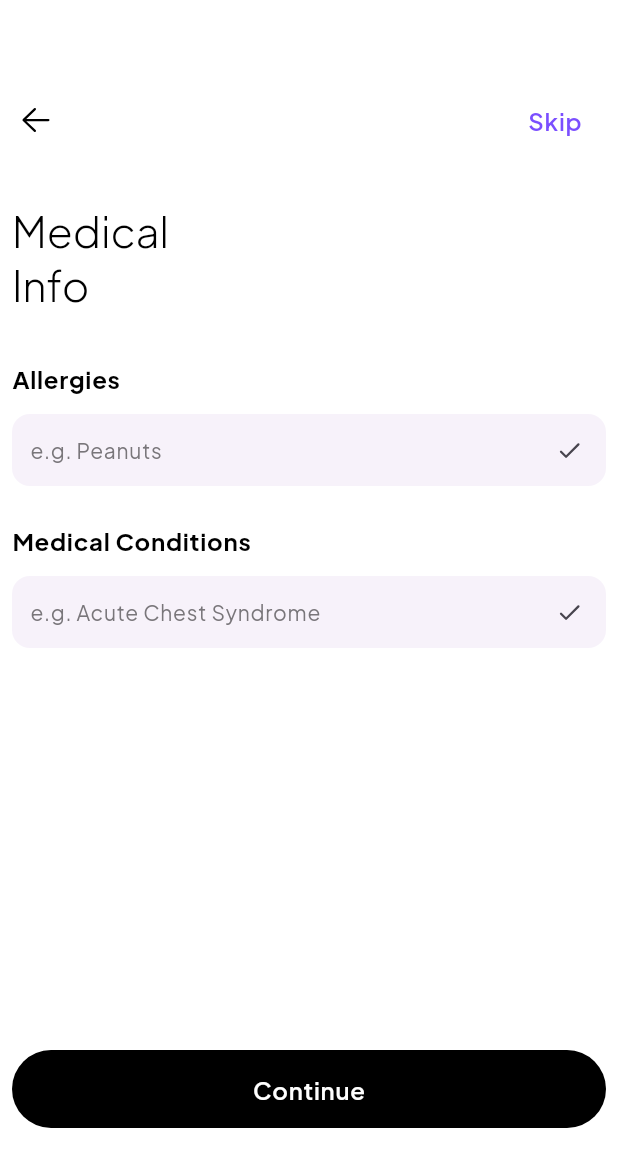
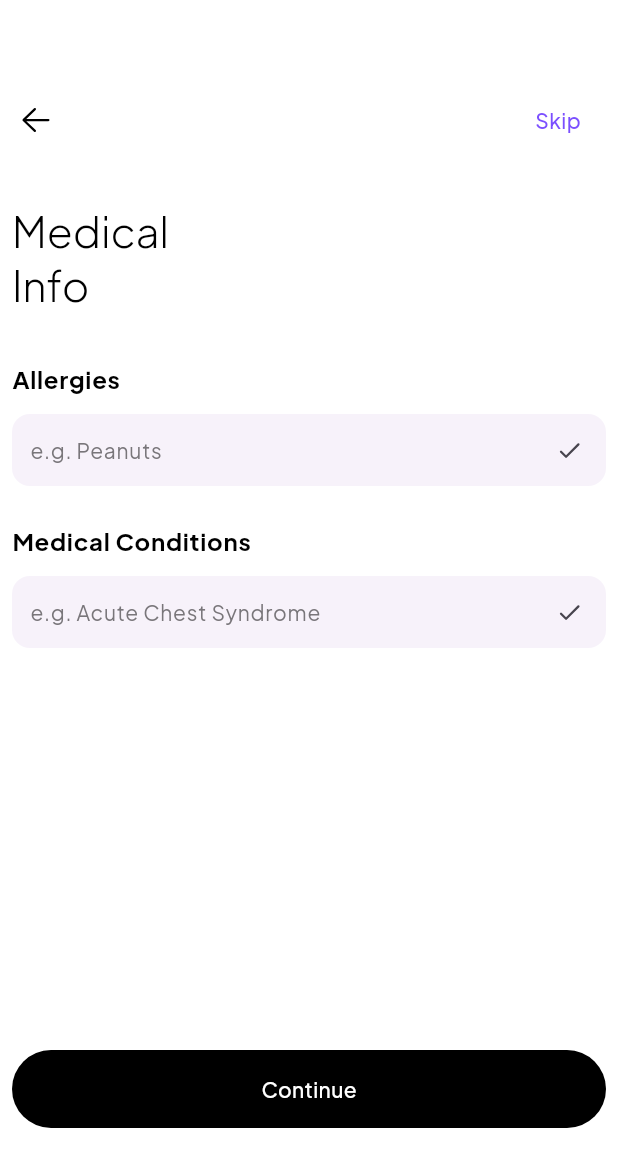
Before and after one commit to circle-app-project/circle, a Flutter app: the ProfileMedicalInfoScreen screen opened directly, on a phone screen of 412 x 824 dp. Shown: the top 1167 px of the screen. Run offline on Flutter 3.47's test engine with Material 3 defaults, Android fonts, the phone set to English and light mode, and no system bars; our stand-ins replace cloud_firestore, equatable, firebase_auth, firebase_core, firebase_crashlytics, fl_chart and 13 more; missing offline and left inert: mesh_gradient; accounts and stored records are empty; generated files the repository leaves out were written again; network calls fail.

Commit message:
ui: simplified and update chip ui
- Removed `chipType` parameter from `AppChip` and refactored its styling.
- Refactored `AppBottomSheet` to use `Gap` and added a `bottomPadding` parameter.
- Removed chip type and adjusted styles to align with new designs.
- Adjusted paddings in `AppButton`
- Adjusted `backgroundColor` in `AppButton` to use surface container low in dark mode

```diff
--- a/lib/components/app_button.dart
+++ b/lib/components/app_button.dart
@@ -87,7 +87,7 @@
           ),
           fixedSize: isChipButton! ? const Size.fromHeight(42) : null,
           backgroundColor:
-          backgroundColor ?? (isDarkMode? theme.colorScheme.surfaceContainerHigh : theme.colorScheme.primaryContainer),
+          backgroundColor ?? (isDarkMode? theme.colorScheme.surfaceContainerLow : theme.colorScheme.primaryContainer),
           foregroundColor: labelColor,
         );
         break;
@@ -133,32 +133,37 @@
           mainAxisSize: MainAxisSize.min,
           children: [
             if (iconPath != null || icon != null)
+              ...[
               AppIcon(
                 size: 24,
                 icon: icon,
                 iconPath: iconPath,
                 color: labelColor,
               ),
-            // Gap for the leading icon if visible
-            if (iconPath != null || icon != null)
-              Gap(kPadding8),
+              const Gap(kPadding8),
+            ]
+,
+
             Text(
               label,
-              style: Theme.of(context).textTheme.bodyLarge!.copyWith(
+              style: Theme.of(context).textTheme.bodyMedium!.copyWith(
                 color: labelColor,
-                fontWeight: FontWeight.w600,
+                fontWeight: FontWeight.w500,
               ),
             ),
 
             // Gap for the trailing icon if visible
             if (trailingIconPath != null || trailingIcon != null)
-              Gap(kPadding8),
-            if (trailingIconPath != null || trailingIcon != null)
+              ...[
+              const Gap(kPadding8),
               AppIcon(
                 icon: trailingIcon,
                 iconPath: trailingIconPath,
                 color: labelColor,
               ),
+            ]
+
+
           ],
         ),
       ),
--- a/lib/core/utils/enums.dart
+++ b/lib/core/utils/enums.dart
@@ -1,7 +1,5 @@
 import 'package:fluentui_system_icons/fluentui_system_icons.dart';
 import 'package:flutter/cupertino.dart';
-
-import '../../gen/assets.gen.dart';
 
 enum AppState { initial, submitting, success, error }
 
--- a/lib/features/emergency/screens/add_emergency_contact_screen.dart
+++ b/lib/features/emergency/screens/add_emergency_contact_screen.dart
@@ -113,11 +113,10 @@
                       children: [
                         AppChip(
                           label: "6 77 77 77 77",
-                          chipType: ChipType.info,
                         ),
                         AppChip(
                             label: "6 77 77 77 77",
-                            chipType: ChipType.info),
+                          ),
                       ],
                     ),
                     const Gap(24),
--- a/lib/features/meds/screens/meds_details_screen.dart
+++ b/lib/features/meds/screens/meds_details_screen.dart
@@ -59,9 +59,9 @@
               spacing: 12,
               runSpacing: 12,
               children: [
-                AppChip(chipType: ChipType.info, label: "Daily"),
-                AppChip(chipType: ChipType.info, label: "8:00 AM"),
-                AppChip(chipType: ChipType.info, label: "3:00 PM"),
+                AppChip( label: "Daily"),
+                AppChip( label: "8:00 AM"),
+                AppChip( label: "3:00 PM"),
               ],
             ),
             const Gap(24),
--- a/lib/features/profile/screens/profile_medical_info_screen.dart
+++ b/lib/features/profile/screens/profile_medical_info_screen.dart
@@ -128,7 +128,6 @@
                 for (String allergy in allergies)
                   AppChip(
                     label: allergy,
-                    chipType: ChipType.info,
                     onDeleted: () {
                       setState(() {
                         allergies.remove(allergy);
@@ -180,7 +179,7 @@
                 for (String medicalCondition in medicalConditions)
                   AppChip(
                     label: medicalCondition,
-                    chipType: ChipType.info,
+
                     onDeleted: () {
                       setState(() {
                         medicalConditions.remove(medicalCondition);
@@ -190,7 +189,7 @@
               ],
             ),
 
-            Spacer(),
+            const Spacer(),
             AppButton(
               isLoading: ref.watch(userNotifierProviderImpl).isLoading,
               onPressed: () async {
--- a/lib/features/profile/screens/profile_screen.dart
+++ b/lib/features/profile/screens/profile_screen.dart
@@ -278,7 +278,6 @@
                           index,
                         ) {
                           return AppChip(
-                            chipType: ChipType.info,
                             label: userProfile.allergies![index],
                           );
                         }),
@@ -313,7 +312,6 @@
                           index,
                           ) {
                         return AppChip(
-                          chipType: ChipType.info,
                           label: userProfile.medicalConditions![index],
                         );
                       }),
```
Also changed, not shown: lib/components/app_chip.dart (+24 -59 lines), lib/components/bottom_sheet.dart (+14 -10 lines).
